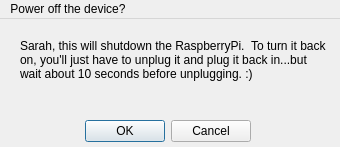
Before: the Qt Designer form ui_files/powerDownDialog.ui in juinsommer/memoryPlayer, drawn with Qt 5.
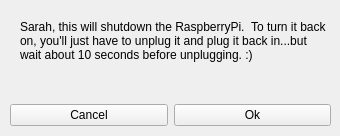
After: the same form once the commit is applied.

Commit message: Add dialog boxes for uploading success and confirmation of deleting files.

Diff of the .ui file:
```diff
--- a/ui_files/powerDownDialog.ui
+++ b/ui_files/powerDownDialog.ui
@@ -7,26 +7,13 @@
     <x>0</x>
     <y>0</y>
     <width>340</width>
-    <height>147</height>
+    <height>136</height>
    </rect>
   </property>
   <property name="windowTitle">
    <string/>
   </property>
   <widget class="QWidget" name="centralwidget">
-   <widget class="QDialogButtonBox" name="buttonBox">
-    <property name="geometry">
-     <rect>
-      <x>80</x>
-      <y>100</y>
-      <width>171</width>
-      <height>25</height>
-     </rect>
-    </property>
-    <property name="standardButtons">
-     <set>QDialogButtonBox::Cancel|QDialogButtonBox::Ok</set>
-    </property>
-   </widget>
    <widget class="QLabel" name="label">
     <property name="geometry">
      <rect>
@@ -52,29 +39,32 @@
      <bool>true</bool>
     </property>
    </widget>
-  </widget>
-  <widget class="QMenuBar" name="menubar">
-   <property name="geometry">
-    <rect>
-     <x>0</x>
-     <y>0</y>
-     <width>340</width>
-     <height>22</height>
-    </rect>
-   </property>
-   <widget class="QMenu" name="menuPower_off_the_device">
-    <property name="font">
-     <font>
-      <weight>75</weight>
-      <italic>true</italic>
-      <bold>true</bold>
-     </font>
+   <widget class="QWidget" name="horizontalLayoutWidget">
+    <property name="geometry">
+     <rect>
+      <x>10</x>
+      <y>100</y>
+      <width>321</width>
+      <height>31</height>
+     </rect>
     </property>
-    <property name="title">
-     <string>Power off the device?</string>
-    </property>
+    <layout class="QHBoxLayout" name="horizontalLayout">
+     <item>
+      <widget class="QPushButton" name="pushButton">
+       <property name="text">
+        <string>Cancel</string>
+       </property>
+      </widget>
+     </item>
+     <item>
+      <widget class="QPushButton" name="pushButton_2">
+       <property name="text">
+        <string>Ok</string>
+       </property>
+      </widget>
+     </item>
+    </layout>
    </widget>
-   <addaction name="menuPower_off_the_device"/>
   </widget>
  </widget>
  <resources/>
```
The commit also changes 18 other files.
